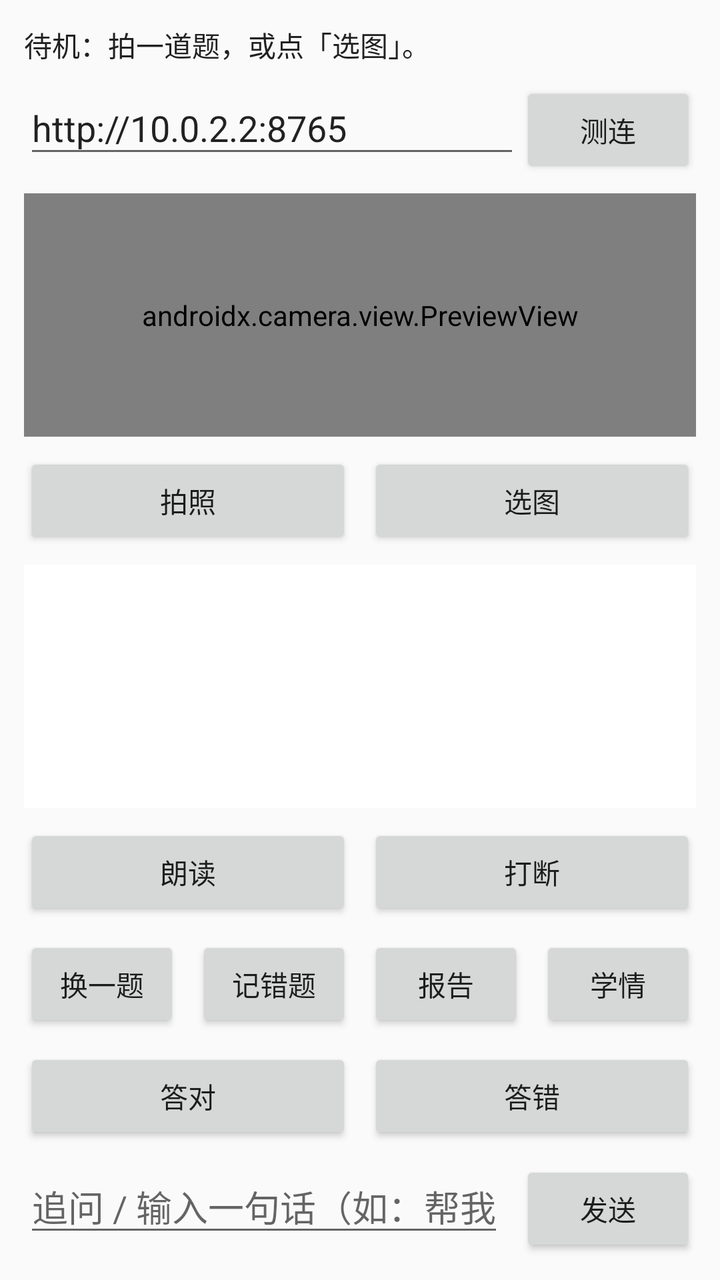
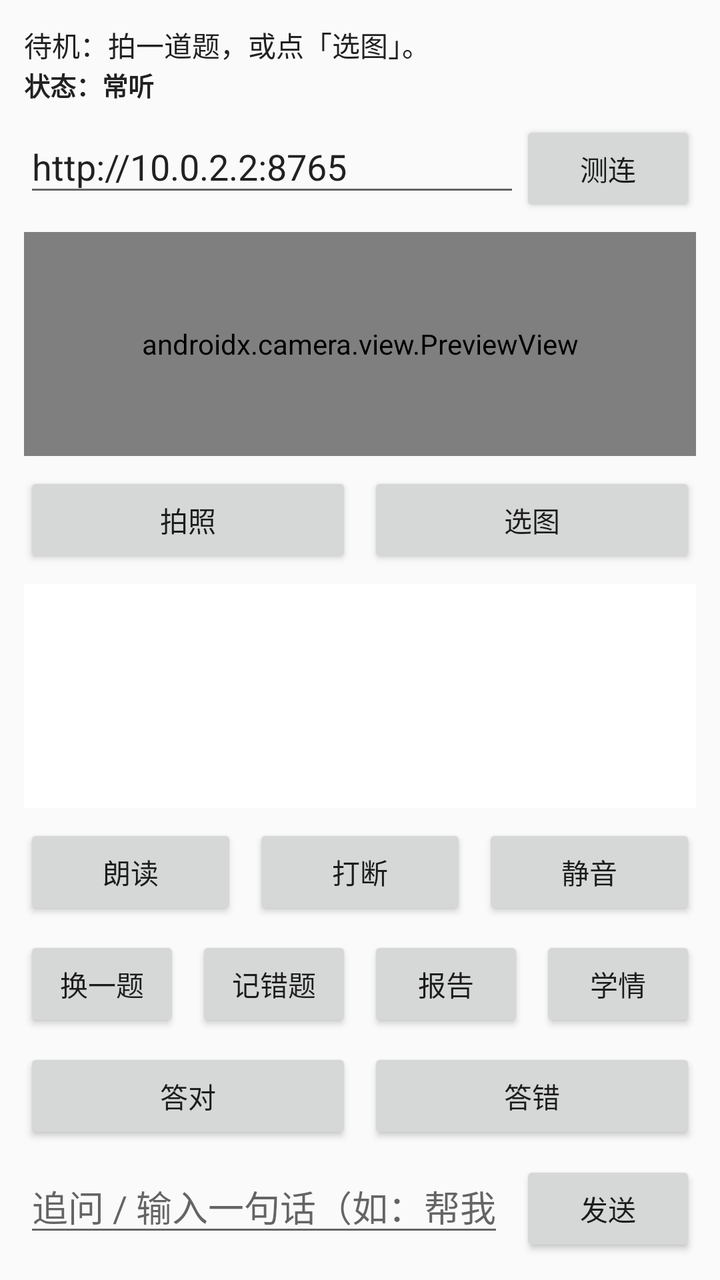

Compare the two renders of this Android layout. The source of the first and the diff that turns it into the second are given below.
<!-- AndroidManifest.xml: application theme Theme.RobotTutor -->
<!-- res/layout/activity_main.xml -->
<?xml version="1.0" encoding="utf-8"?>
<LinearLayout xmlns:android="http://schemas.android.com/apk/res/android"
    android:layout_width="match_parent"
    android:layout_height="match_parent"
    android:orientation="vertical"
    android:padding="12dp">

    <TextView
        android:id="@+id/tvStatus"
        android:layout_width="match_parent"
        android:layout_height="wrap_content"
        android:text="@string/status_idle"
        android:textColor="@color/text_primary"
        android:textSize="14sp" />

    <LinearLayout
        android:layout_width="match_parent"
        android:layout_height="wrap_content"
        android:layout_marginTop="8dp"
        android:orientation="horizontal">

        <EditText
            android:id="@+id/etServer"
            android:layout_width="0dp"
            android:layout_height="wrap_content"
            android:layout_weight="1"
            android:hint="@string/server_hint"
            android:inputType="textUri"
            android:singleLine="true"
            android:text="http://10.0.2.2:8765" />

        <Button
            android:id="@+id/btnHealth"
            android:layout_width="wrap_content"
            android:layout_height="wrap_content"
            android:text="测连" />
    </LinearLayout>

    <androidx.camera.view.PreviewView
        android:id="@+id/previewView"
        android:layout_width="match_parent"
        android:layout_height="0dp"
        android:layout_weight="1"
        android:layout_marginTop="8dp" />

    <LinearLayout
        android:layout_width="match_parent"
        android:layout_height="wrap_content"
        android:layout_marginTop="8dp"
        android:orientation="horizontal">

        <Button
            android:id="@+id/btnCapture"
            android:layout_width="0dp"
            android:layout_height="wrap_content"
            android:layout_weight="1"
            android:text="@string/btn_capture" />

        <Button
            android:id="@+id/btnPick"
            android:layout_width="0dp"
            android:layout_height="wrap_content"
            android:layout_weight="1"
            android:layout_marginStart="8dp"
            android:text="@string/btn_pick" />
    </LinearLayout>

    <ScrollView
        android:layout_width="match_parent"
        android:layout_height="0dp"
        android:layout_weight="1"
        android:layout_marginTop="8dp"
        android:background="#FFFFFF">

        <TextView
            android:id="@+id/tvReply"
            android:layout_width="match_parent"
            android:layout_height="wrap_content"
            android:padding="12dp"
            android:textColor="@color/text_primary"
            android:textSize="18sp"
            android:lineSpacingExtra="4dp" />
    </ScrollView>

    <LinearLayout
        android:layout_width="match_parent"
        android:layout_height="wrap_content"
        android:layout_marginTop="8dp"
        android:orientation="horizontal">

        <Button
            android:id="@+id/btnSpeak"
            android:layout_width="0dp"
            android:layout_height="wrap_content"
            android:layout_weight="1"
            android:text="@string/btn_speak" />

        <Button
            android:id="@+id/btnStop"
            android:layout_width="0dp"
            android:layout_height="wrap_content"
            android:layout_weight="1"
            android:layout_marginStart="8dp"
            android:text="@string/btn_stop" />
    </LinearLayout>

    <LinearLayout
        android:layout_width="match_parent"
        android:layout_height="wrap_content"
        android:layout_marginTop="8dp"
        android:orientation="horizontal">

        <Button
            android:id="@+id/btnNext"
            android:layout_width="0dp"
            android:layout_height="wrap_content"
            android:layout_weight="1"
            android:text="@string/btn_next" />

        <Button
            android:id="@+id/btnWrong"
            android:layout_width="0dp"
            android:layout_height="wrap_content"
            android:layout_weight="1"
            android:layout_marginStart="8dp"
            android:text="@string/btn_wrong" />

        <Button
            android:id="@+id/btnReport"
            android:layout_width="0dp"
            android:layout_height="wrap_content"
            android:layout_weight="1"
            android:layout_marginStart="8dp"
            android:text="@string/btn_report" />

        <Button
            android:id="@+id/btnProfile"
            android:layout_width="0dp"
            android:layout_height="wrap_content"
            android:layout_weight="1"
            android:layout_marginStart="8dp"
            android:text="@string/btn_profile" />
    </LinearLayout>

    <LinearLayout
        android:layout_width="match_parent"
        android:layout_height="wrap_content"
        android:layout_marginTop="8dp"
        android:orientation="horizontal">

        <Button
            android:id="@+id/btnMarkRight"
            android:layout_width="0dp"
            android:layout_height="wrap_content"
            android:layout_weight="1"
            android:text="@string/btn_mark_right" />

        <Button
            android:id="@+id/btnMarkWrong"
            android:layout_width="0dp"
            android:layout_height="wrap_content"
            android:layout_weight="1"
            android:layout_marginStart="8dp"
            android:text="@string/btn_mark_wrong" />
    </LinearLayout>

    <LinearLayout
        android:layout_width="match_parent"
        android:layout_height="wrap_content"
        android:layout_marginTop="8dp"
        android:orientation="horizontal">

        <EditText
            android:id="@+id/etInput"
            android:layout_width="0dp"
            android:layout_height="wrap_content"
            android:layout_weight="1"
            android:hint="@string/input_hint"
            android:inputType="text"
            android:singleLine="true" />

        <Button
            android:id="@+id/btnSend"
            android:layout_width="wrap_content"
            android:layout_height="wrap_content"
            android:layout_marginStart="8dp"
            android:text="@string/btn_send" />
    </LinearLayout>

</LinearLayout>
<!-- resources referenced by this layout -->
<resources>
  <color name="text_primary">#212121</color>
  <string name="btn_capture">拍照</string>
  <string name="btn_mark_right">答对</string>
  <string name="btn_mark_wrong">答错</string>
  <string name="btn_next">换一题</string>
  <string name="btn_pick">选图</string>
  <string name="btn_profile">学情</string>
  <string name="btn_report">报告</string>
  <string name="btn_send">发送</string>
  <string name="btn_speak">朗读</string>
  <string name="btn_stop">打断</string>
  <string name="btn_wrong">记错题</string>
  <string name="input_hint">追问 / 输入一句话（如：帮我算 3×4）</string>
  <string name="server_hint">服务地址（模拟器用 10.0.2.2:8765）</string>
  <string name="status_idle">待机：拍一道题，或点「选图」。</string>
  <style name="Theme.RobotTutor" parent="Theme.AppCompat.Light.NoActionBar">
          <item name="colorPrimary">@color/brand_primary</item>
          <item name="colorPrimaryDark">@color/brand_primary_dark</item>
          <item name="colorAccent">@color/brand_primary</item>
          <item name="android:windowBackground">@color/bg</item>
      </style>
  <color name="brand_primary">#1565C0</color>
  <color name="brand_primary_dark">#0D47A1</color>
  <color name="bg">#FAFAFA</color>
</resources>

<!-- the commit's change to res/layout/activity_main.xml (unified diff, before → after) -->
@@ -13,6 +13,15 @@
         android:textColor="@color/text_primary"
         android:textSize="14sp" />
 
+    <TextView
+        android:id="@+id/tvState"
+        android:layout_width="match_parent"
+        android:layout_height="wrap_content"
+        android:text="@string/state_ambient"
+        android:textColor="@color/text_primary"
+        android:textSize="13sp"
+        android:textStyle="bold" />
+
     <LinearLayout
         android:layout_width="match_parent"
         android:layout_height="wrap_content"
@@ -102,6 +111,14 @@
             android:layout_weight="1"
             android:layout_marginStart="8dp"
             android:text="@string/btn_stop" />
+
+        <Button
+            android:id="@+id/btnMute"
+            android:layout_width="0dp"
+            android:layout_height="wrap_content"
+            android:layout_weight="1"
+            android:layout_marginStart="8dp"
+            android:text="@string/btn_mute" />
     </LinearLayout>
 
     <LinearLayout
<!-- resource entries referenced after the edit -->
@@ -4,6 +4,7 @@
   <string name="btn_capture">拍照</string>
   <string name="btn_mark_right">答对</string>
   <string name="btn_mark_wrong">答错</string>
+  <string name="btn_mute">静音</string>
   <string name="btn_next">换一题</string>
   <string name="btn_pick">选图</string>
   <string name="btn_profile">学情</string>
@@ -14,6 +15,7 @@
   <string name="btn_wrong">记错题</string>
   <string name="input_hint">追问 / 输入一句话（如：帮我算 3×4）</string>
   <string name="server_hint">服务地址（模拟器用 10.0.2.2:8765）</string>
+  <string name="state_ambient">状态：常听</string>
   <string name="status_idle">待机：拍一道题，或点「选图」。</string>
   <style name="Theme.RobotTutor" parent="Theme.AppCompat.Light.NoActionBar">
           <item name="colorPrimary">@color/brand_primary</item>
